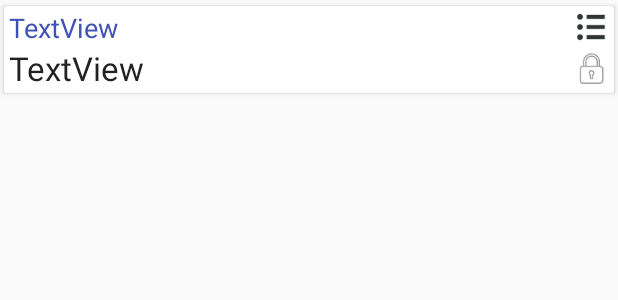
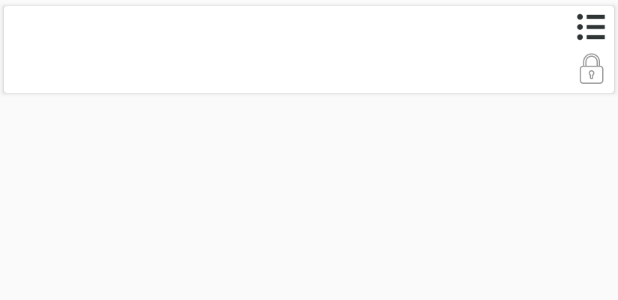
Before and after one commit to alexs20/SimpleSecretStorage, an Android app: the layout fragment_entry_include_card.xml on its own in the app's theme, with its tools: preview values and no code run, on a phone screen of 412 x 824 dp. Shown: the top 300 px of the screen. Run offline under Robolectric (Android 15) with nearby library versions, the phone set to English and light mode, and no system bars.

Commit message:
Some lint warning fixed

```diff
--- a/app/src/main/res/layout/dialog_file_include_card.xml
+++ b/app/src/main/res/layout/dialog_file_include_card.xml
@@ -28,7 +28,7 @@
         android:id="@+id/imgIcon"
         android:layout_width="wrap_content"
         android:layout_height="wrap_content"
-        android:layout_gravity="right|center_vertical"
+        android:layout_gravity="end|center_vertical"
         android:layout_marginEnd="10dp"
         android:clickable="false"
         app:srcCompat="@mipmap/img24dp_directory"
@@ -40,7 +40,6 @@
         android:layout_height="wrap_content"
         android:layout_gravity="center_vertical"
         android:clickable="false"
-        android:text="TextView"
         android:textAppearance="?android:attr/textAppearanceLarge" />
 
 
--- a/app/src/main/res/layout/fragment_entries_include_card.xml
+++ b/app/src/main/res/layout/fragment_entries_include_card.xml
@@ -28,8 +28,6 @@
             android:id="@+id/imgIcon"
             android:layout_width="48dp"
             android:layout_height="48dp"
-            android:layout_alignParentBottom="true"
-            android:layout_alignParentTop="true"
             android:layout_marginBottom="5dp"
             android:layout_marginEnd="5dp"
             android:layout_marginStart="5dp"
@@ -47,8 +45,6 @@
                 android:id="@+id/txtTitle"
                 android:layout_width="wrap_content"
                 android:layout_height="wrap_content"
-                android:layout_alignParentBottom="true"
-                android:layout_alignParentTop="true"
                 android:layout_marginBottom="1dp"
                 android:layout_marginTop="5dp"
                 android:gravity="center_vertical"
@@ -58,8 +54,6 @@
                 android:id="@+id/txtTitleSmall"
                 android:layout_width="wrap_content"
                 android:layout_height="wrap_content"
-                android:layout_alignParentBottom="true"
-                android:layout_alignParentTop="true"
                 android:layout_marginBottom="5dp"
                 android:layout_marginTop="1dp"
                 android:gravity="center_vertical"
--- a/app/src/main/res/layout/fragment_entry_include_card.xml
+++ b/app/src/main/res/layout/fragment_entry_include_card.xml
@@ -36,7 +36,6 @@
                 android:id="@+id/txtKey"
                 android:layout_width="wrap_content"
                 android:layout_height="wrap_content"
-                android:text="TextView"
                 android:textAppearance="?android:attr/textAppearanceMedium"
                 android:textColor="@color/colorPrimary" />
 
@@ -44,7 +43,7 @@
                 android:id="@+id/imgMenu"
                 android:layout_width="wrap_content"
                 android:layout_height="wrap_content"
-                android:layout_gravity="right|center_vertical"
+                android:layout_gravity="end|center_vertical"
                 app:srcCompat="@mipmap/img24dp_3vdots"
                 android:contentDescription="@string/label_settings"/>
         </GridLayout>
@@ -61,7 +60,6 @@
                 android:id="@+id/txtValue"
                 android:layout_width="wrap_content"
                 android:layout_height="wrap_content"
-                android:text="TextView"
                 android:textAppearance="?android:attr/textAppearanceLarge"
                 android:textIsSelectable="true" />
 
@@ -69,7 +67,7 @@
                 android:id="@+id/imgProtected"
                 android:layout_width="wrap_content"
                 android:layout_height="wrap_content"
-                android:layout_gravity="right|center_vertical"
+                android:layout_gravity="end|center_vertical"
                 app:srcCompat="@mipmap/img24dp_lock_g"
                 android:contentDescription="@string/label_encrypted"/>
         </GridLayout>
--- a/app/src/main/res/layout/fragment_pwdgen.xml
+++ b/app/src/main/res/layout/fragment_pwdgen.xml
@@ -85,7 +85,6 @@
             android:layout_width="match_parent"
             android:layout_height="wrap_content"
             android:layout_marginTop="5sp"
-            android:text="TextView"
             android:textAlignment="center"
             android:textAppearance="?android:attr/textAppearanceLarge"
             android:textColor="@color/colorPrimary"
```
